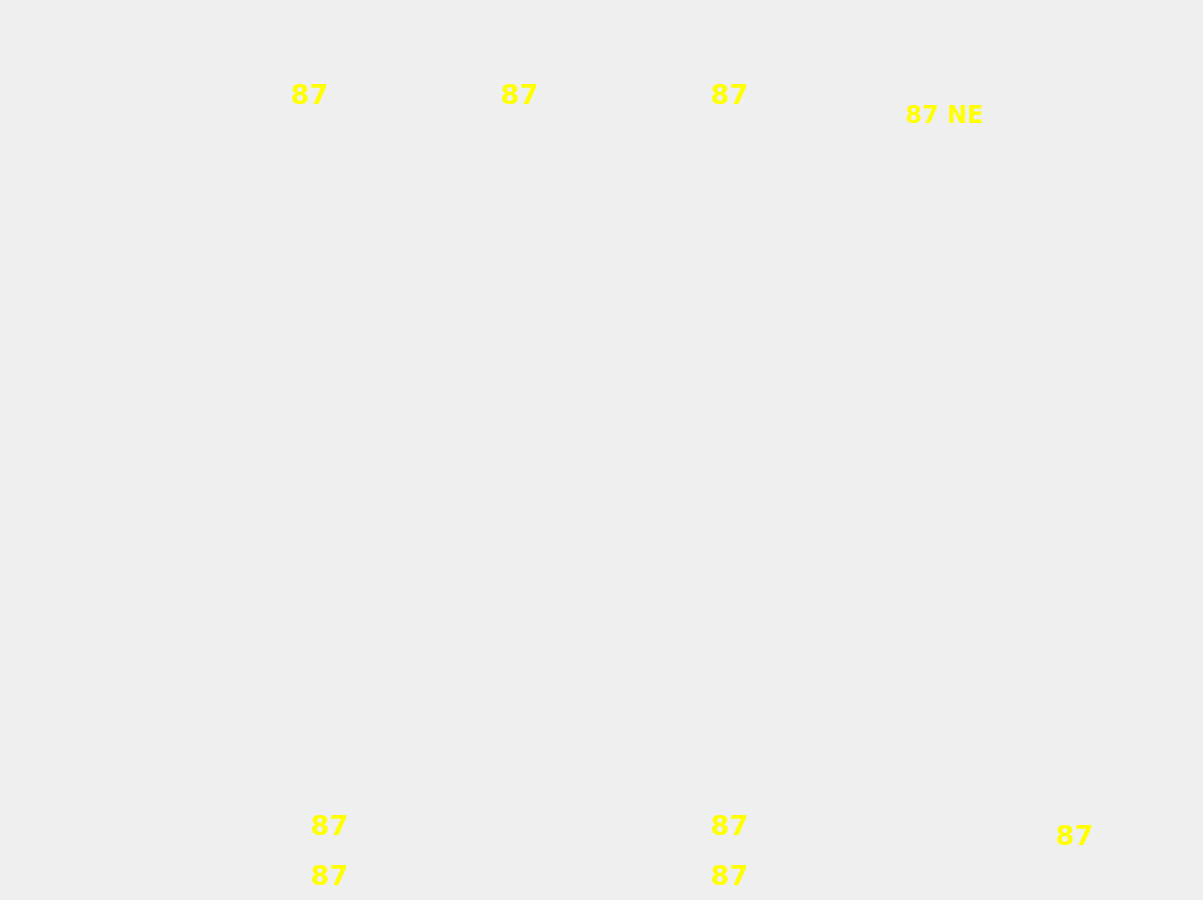
Old version of the form map_view/scripts/ManPack_UI.ui in the repository joeldevasia/PNT-Robotics-Man-Pack.
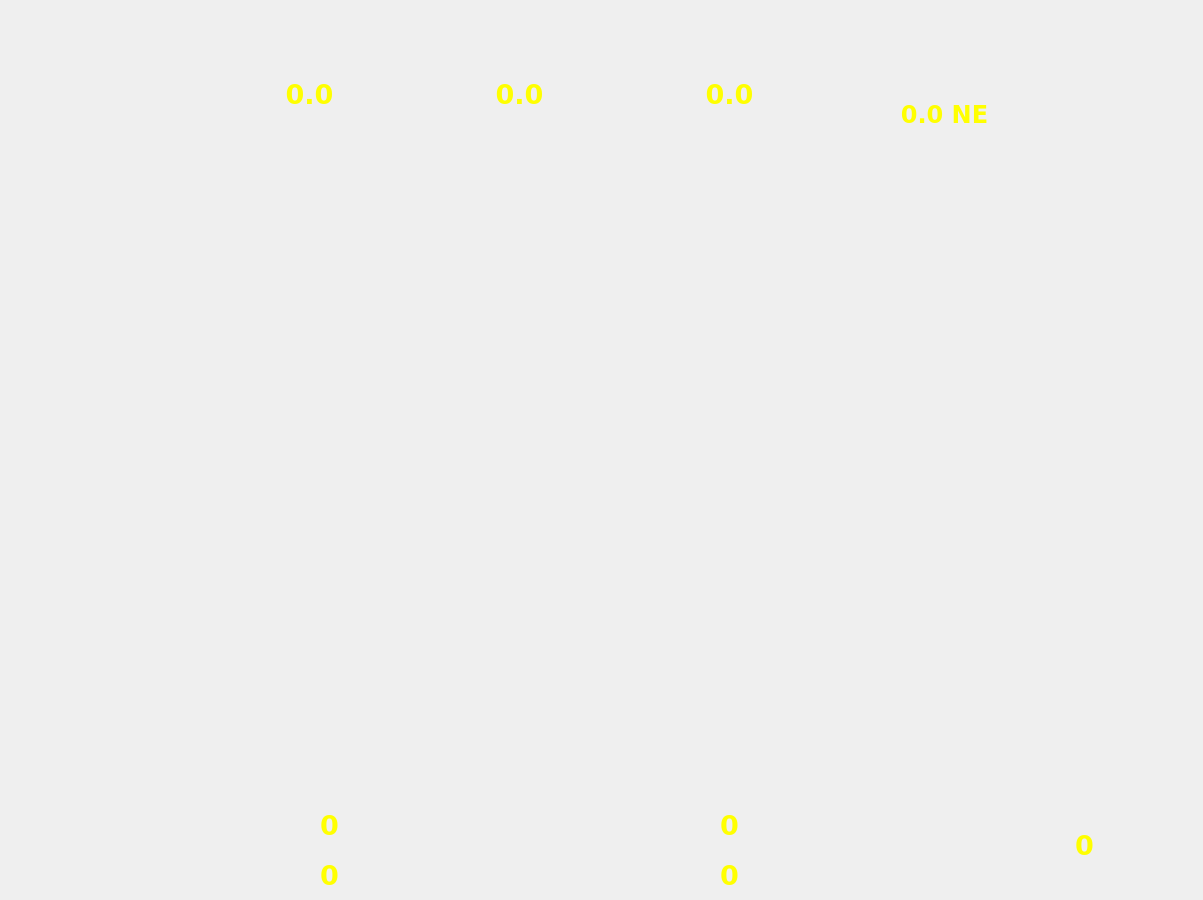
New version of the form. Icons and pictures are not drawn.

What changed in the file:
```diff
--- a/map_view/scripts/ManPack_UI.ui
+++ b/map_view/scripts/ManPack_UI.ui
@@ -408,7 +408,7 @@
          <string notr="true">color: yellow;</string>
         </property>
         <property name="text">
-         <string>87</string>
+         <string>0.0</string>
         </property>
         <property name="alignment">
          <set>Qt::AlignCenter</set>
@@ -435,7 +435,7 @@
          <string notr="true">color: yellow;</string>
         </property>
         <property name="text">
-         <string>87</string>
+         <string>0.0</string>
         </property>
         <property name="alignment">
          <set>Qt::AlignCenter</set>
@@ -462,7 +462,7 @@
          <string notr="true">color: yellow;</string>
         </property>
         <property name="text">
-         <string>87</string>
+         <string>0.0</string>
         </property>
         <property name="alignment">
          <set>Qt::AlignCenter</set>
@@ -489,7 +489,7 @@
          <string notr="true">color: yellow;</string>
         </property>
         <property name="text">
-         <string>87 NE</string>
+         <string>0.0 NE</string>
         </property>
         <property name="alignment">
          <set>Qt::AlignCenter</set>
@@ -554,7 +554,7 @@
          <string notr="true">color: yellow;</string>
         </property>
         <property name="text">
-         <string>87</string>
+         <string>0</string>
         </property>
         <property name="alignment">
          <set>Qt::AlignCenter</set>
@@ -581,7 +581,7 @@
          <string notr="true">color: yellow;</string>
         </property>
         <property name="text">
-         <string>87</string>
+         <string>0</string>
         </property>
         <property name="alignment">
          <set>Qt::AlignCenter</set>
@@ -608,7 +608,7 @@
          <string notr="true">color: yellow;</string>
         </property>
         <property name="text">
-         <string>87</string>
+         <string>0</string>
         </property>
         <property name="alignment">
          <set>Qt::AlignCenter</set>
@@ -635,7 +635,7 @@
          <string notr="true">color: yellow;</string>
         </property>
         <property name="text">
-         <string>87</string>
+         <string>0</string>
         </property>
         <property name="alignment">
          <set>Qt::AlignCenter</set>
@@ -655,8 +655,8 @@
        <widget class="QLabel" name="Total_Steps_Label">
         <property name="geometry">
          <rect>
-          <x>1010</x>
-          <y>810</y>
+          <x>1020</x>
+          <y>820</y>
           <width>111</width>
           <height>33</height>
          </rect>
@@ -673,7 +673,7 @@
          <string notr="true">color: yellow;</string>
         </property>
         <property name="text">
-         <string>87</string>
+         <string>0</string>
         </property>
         <property name="alignment">
          <set>Qt::AlignCenter</set>
```
